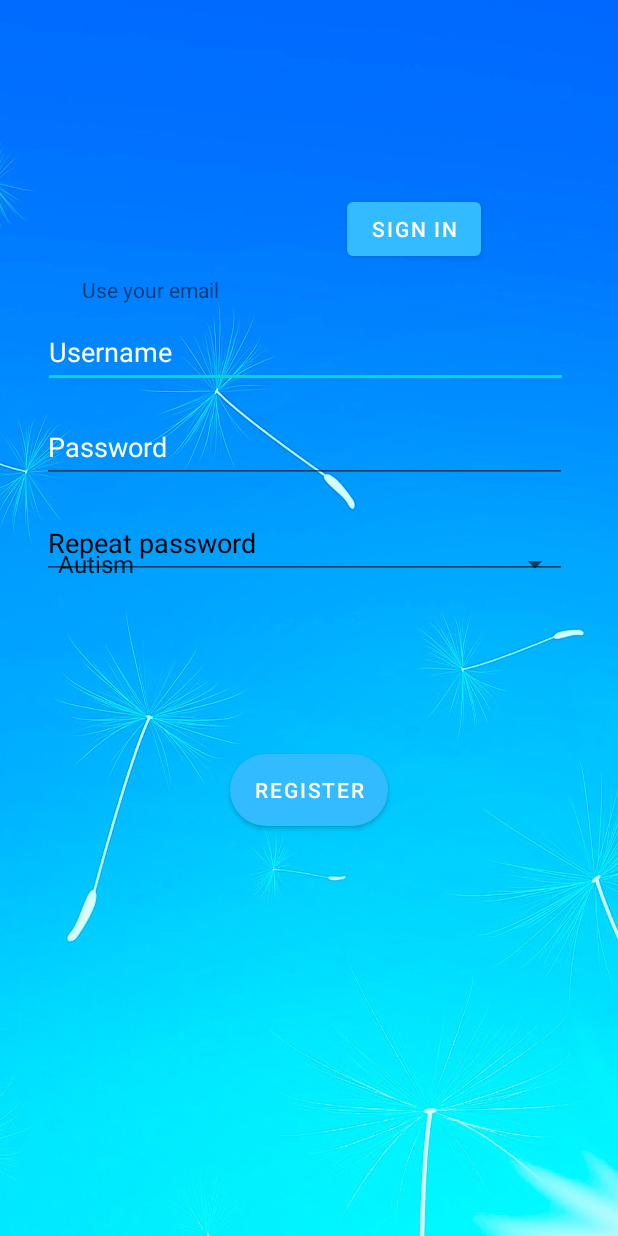
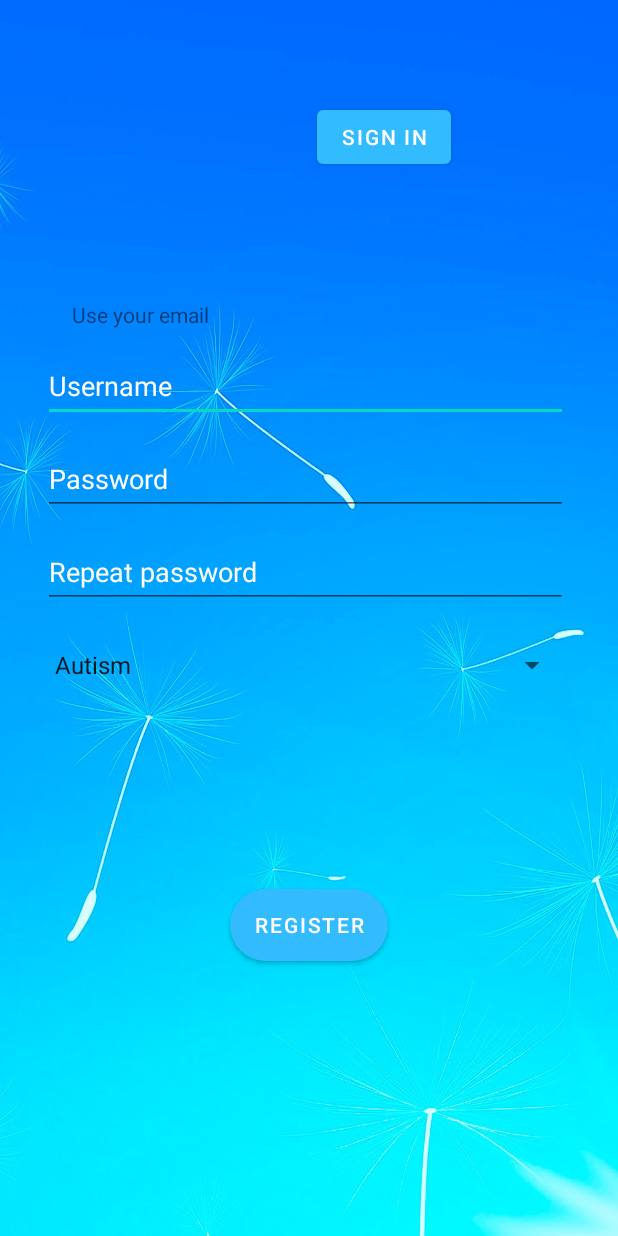
Before and after one commit to EricRocaC/IRLRPG, an Android app: the RegistrationActivity screen opened directly, with no data from a screen before it, on a phone screen of 412 x 824 dp. Run offline under Robolectric (Android 15) with nearby library versions, the phone set to English and light mode, and no system bars; our stand-ins replace Firebase (no records; nobody signed in at launch, a user with empty details on screens opened directly).

```diff
--- a/app/src/main/java/com/example/irlrpg/LoginActivity.java
+++ b/app/src/main/java/com/example/irlrpg/LoginActivity.java
@@ -66,6 +66,7 @@ public class LoginActivity extends AppCompatActivity {
                 Toast.makeText(LoginActivity.this, "Going to register...", Toast.LENGTH_SHORT).show();
                 Intent i = new Intent(LoginActivity.this, RegistrationActivity.class);
                 startActivity(i);
+                finish();
             }
         });
 
@@ -75,6 +76,7 @@ public class LoginActivity extends AppCompatActivity {
                 Toast.makeText(LoginActivity.this, "Recovering password...", Toast.LENGTH_SHORT).show();
                 Intent i = new Intent(LoginActivity.this, RecoverPassword.class);
                 startActivity(i);
+                finish();
             }
         });
 
@@ -86,7 +88,7 @@ public class LoginActivity extends AppCompatActivity {
                 String pwd = pwdEdt.getText().toString();
                 //String mentalIllness = spin.getSelectedItem().toString();
                 if (TextUtils.isEmpty(userName) && TextUtils.isEmpty(pwd)) {
-                    Toast.makeText(LoginActivity.this, "Please enter your credentials/", Toast.LENGTH_SHORT).show();
+                    Toast.makeText(LoginActivity.this, "Please enter your credentials.", Toast.LENGTH_SHORT).show();
                     return;
                 } else {
                     mAuth.signInWithEmailAndPassword(userName, pwd).addOnCompleteListener(new OnCompleteListener<AuthResult>() {
--- a/app/src/main/java/com/example/irlrpg/RegistrationActivity.java
+++ b/app/src/main/java/com/example/irlrpg/RegistrationActivity.java
@@ -46,6 +46,7 @@ public class RegistrationActivity extends AppCompatActivity {
             public void onClick(View v){
                 Intent i = new Intent(RegistrationActivity.this,LoginActivity.class);
                 startActivity(i);
+                finish();
             }
         });
 
--- a/app/src/main/res/layout/activity_register.xml
+++ b/app/src/main/res/layout/activity_register.xml
@@ -21,68 +21,61 @@
         android:layout_width="350dp"
         android:layout_height="wrap_content"
         android:layout_marginStart="28dp"
-        android:layout_marginTop="164dp"
+        android:layout_marginTop="14dp"
         android:layout_marginEnd="33dp"
-        android:layout_marginBottom="519dp"
+        android:layout_marginBottom="14dp"
         android:hint="@string/prompt_username"
         android:inputType="text"
         android:minHeight="48dp"
         android:selectAllOnFocus="true"
         android:textColor="#000000"
         android:textColorHint="#FFFFFF"
-        app:layout_constraintBottom_toBottomOf="parent"
+        app:layout_constraintBottom_toTopOf="@+id/passwordRegister"
         app:layout_constraintEnd_toEndOf="parent"
         app:layout_constraintStart_toStartOf="parent"
-        app:layout_constraintTop_toTopOf="parent" />
+        app:layout_constraintTop_toBottomOf="@+id/textView" />
 
     <Spinner
         android:id="@+id/mentalIllness"
         android:layout_width="350dp"
         android:layout_height="wrap_content"
-        android:layout_marginStart="16dp"
-        android:layout_marginTop="352dp"
-        android:layout_marginEnd="31dp"
-        android:layout_marginBottom="331dp"
+        android:layout_marginStart="28dp"
+        android:layout_marginTop="14dp"
+        android:layout_marginEnd="33dp"
         android:contentDescription="@string/mental_illness"
         android:entries="@array/mentalIllness"
         android:minHeight="48dp"
         android:textColorHint="#FFFFFF"
-        app:layout_constraintBottom_toBottomOf="parent"
         app:layout_constraintEnd_toEndOf="parent"
-        app:layout_constraintHorizontal_bias="1.0"
         app:layout_constraintStart_toStartOf="parent"
-        app:layout_constraintTop_toTopOf="parent"
-        app:layout_constraintVertical_bias="0.0" />
+        app:layout_constraintTop_toBottomOf="@+id/repeatPassword" />
 
     <EditText
         android:id="@+id/repeatPassword"
         android:layout_width="350dp"
-        android:layout_height="wrap_content"
+        android:layout_height="48dp"
         android:layout_marginStart="28dp"
-        android:layout_marginTop="291dp"
-        android:layout_marginEnd="32dp"
-        android:layout_marginBottom="392dp"
+        android:layout_marginEnd="33dp"
+        android:layout_marginBottom="14dp"
         android:hint="@string/repeat_password"
         android:imeActionLabel="@string/action_sign_in_short"
         android:imeOptions="actionDone"
         android:inputType="textPassword"
         android:minHeight="48dp"
         android:selectAllOnFocus="true"
-        android:textColorHint="#000000"
-        app:layout_constraintBottom_toBottomOf="parent"
+        android:textColorHint="#FFFFFF"
+        app:layout_constraintBottom_toTopOf="@+id/mentalIllness"
         app:layout_constraintEnd_toEndOf="parent"
-        app:layout_constraintHorizontal_bias="0.09"
         app:layout_constraintStart_toStartOf="parent"
-        app:layout_constraintTop_toTopOf="parent" />
+        app:layout_constraintTop_toBottomOf="@+id/passwordRegister" />
 
     <EditText
         android:id="@+id/passwordRegister"
         android:layout_width="350dp"
         android:layout_height="wrap_content"
         android:layout_marginStart="28dp"
-        android:layout_marginTop="227dp"
         android:layout_marginEnd="33dp"
-        android:layout_marginBottom="456dp"
+        android:layout_marginBottom="14dp"
         android:hint="@string/prompt_password"
         android:imeActionLabel="@string/action_sign_in_short"
         android:imeOptions="actionDone"
@@ -90,44 +83,41 @@
         android:minHeight="48dp"
         android:selectAllOnFocus="true"
         android:textColorHint="#FFFFFF"
-        app:layout_constraintBottom_toBottomOf="parent"
+        app:layout_constraintBottom_toTopOf="@+id/repeatPassword"
         app:layout_constraintEnd_toEndOf="parent"
-        app:layout_constraintHorizontal_bias="0.0"
         app:layout_constraintStart_toStartOf="parent"
-        app:layout_constraintTop_toTopOf="parent" />
+        app:layout_constraintTop_toBottomOf="@+id/userRegister" />
 
     <Button
         android:id="@+id/register"
         android:layout_width="wrap_content"
         android:layout_height="wrap_content"
         android:layout_gravity="start"
-        android:layout_marginTop="483dp"
-        android:layout_marginBottom="200dp"
+        android:layout_marginTop="92dp"
+        android:layout_marginBottom="150dp"
         android:background="@drawable/btn_bg"
         android:enabled="true"
         android:text="@string/register"
         app:layout_constraintBottom_toBottomOf="parent"
         app:layout_constraintEnd_toEndOf="parent"
         app:layout_constraintStart_toStartOf="parent"
-        app:layout_constraintTop_toTopOf="parent"
-        app:layout_constraintVertical_bias="0.209" />
+        app:layout_constraintTop_toBottomOf="@+id/mentalIllness" />
 
     <Button
         android:id="@+id/buttonLog"
         android:layout_width="wrap_content"
         android:layout_height="wrap_content"
-        android:layout_marginStart="231dp"
-        android:layout_marginTop="36dp"
-        android:layout_marginEnd="31dp"
-        android:layout_marginBottom="647dp"
+        android:layout_marginStart="211dp"
+        android:layout_marginTop="31dp"
+        android:layout_marginEnd="40dp"
+        android:layout_marginBottom="82dp"
         android:enabled="true"
         android:text="@string/action_sign_in_short"
-        app:layout_constraintBottom_toBottomOf="parent"
+        app:layout_constraintBottom_toTopOf="@+id/userRegister"
         app:layout_constraintEnd_toEndOf="parent"
         app:layout_constraintHorizontal_bias="0.0"
         app:layout_constraintStart_toStartOf="parent"
-        app:layout_constraintTop_toTopOf="parent"
-        app:layout_constraintVertical_bias="1.0" />
+        app:layout_constraintTop_toTopOf="@+id/imageView2" />
 
     <ProgressBar
         android:id="@+id/idPBLoading"
@@ -149,12 +139,11 @@
         android:id="@+id/textView"
         android:layout_width="wrap_content"
         android:layout_height="wrap_content"
-        android:layout_marginStart="28dp"
-        android:layout_marginTop="137dp"
-        android:layout_marginEnd="239dp"
-        android:layout_marginBottom="575dp"
+        android:layout_marginStart="25dp"
+        android:layout_marginTop="200dp"
+        android:layout_marginEnd="250dp"
         android:text="@string/adviseMessageUser"
-        app:layout_constraintBottom_toBottomOf="parent"
+        app:layout_constraintBottom_toTopOf="@+id/userRegister"
         app:layout_constraintEnd_toEndOf="parent"
         app:layout_constraintStart_toStartOf="parent"
         app:layout_constraintTop_toTopOf="parent" />
```
Also changed, not shown: app/src/main/java/com/example/irlrpg/RecoverPassword.java (+17 -0 lines), app/src/main/res/layout/activity_recover_password.xml (+14 -20 lines).
